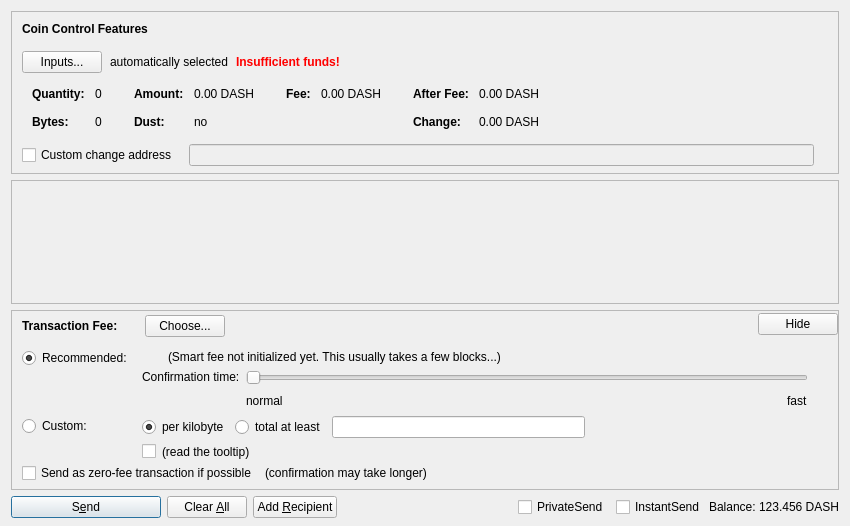
The window that src/qt/forms/sendcoinsdialog.ui (BitcoinFlash/BitcoinFlash) describes before a commit, drawn with Qt 5.
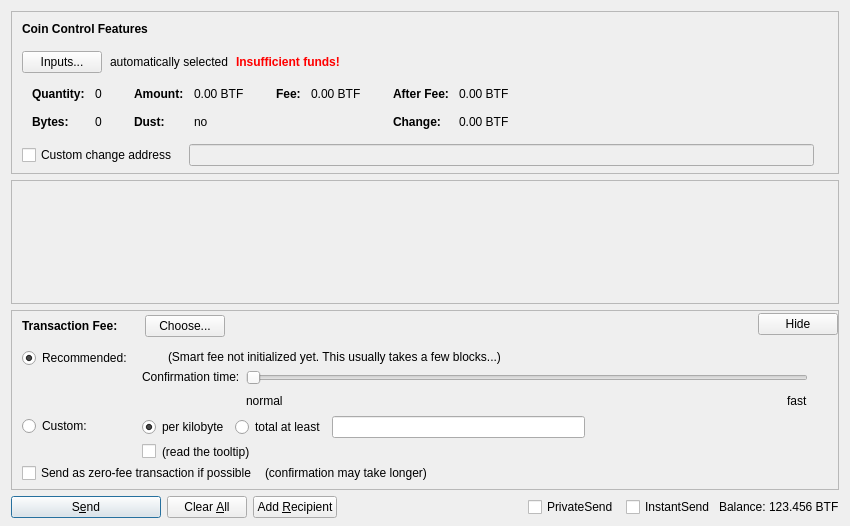
The same window after the commit. Custom widgets are drawn as their Qt base class.

What changed in the file:
```diff
--- a/src/qt/forms/sendcoinsdialog.ui
+++ b/src/qt/forms/sendcoinsdialog.ui
@@ -324,7 +324,7 @@
                   <enum>Qt::ActionsContextMenu</enum>
                  </property>
                  <property name="text">
-                  <string notr="true">0.00 DASH</string>
+                  <string notr="true">0.00 BTF</string>
                  </property>
                  <property name="textInteractionFlags">
                   <set>Qt::LinksAccessibleByMouse|Qt::TextSelectableByKeyboard|Qt::TextSelectableByMouse</set>
@@ -404,7 +404,7 @@
                   <enum>Qt::ActionsContextMenu</enum>
                  </property>
                  <property name="text">
-                  <string notr="true">0.00 DASH</string>
+                  <string notr="true">0.00 BTF</string>
                  </property>
                  <property name="textInteractionFlags">
                   <set>Qt::LinksAccessibleByMouse|Qt::TextSelectableByKeyboard|Qt::TextSelectableByMouse</set>
@@ -455,7 +455,7 @@
                   <enum>Qt::ActionsContextMenu</enum>
                  </property>
                  <property name="text">
-                  <string notr="true">0.00 DASH</string>
+                  <string notr="true">0.00 BTF</string>
                  </property>
                  <property name="textInteractionFlags">
                   <set>Qt::LinksAccessibleByMouse|Qt::TextSelectableByKeyboard|Qt::TextSelectableByMouse</set>
@@ -484,7 +484,7 @@
                   <enum>Qt::ActionsContextMenu</enum>
                  </property>
                  <property name="text">
-                  <string notr="true">0.00 DASH</string>
+                  <string notr="true">0.00 BTF</string>
                  </property>
                  <property name="textInteractionFlags">
                   <set>Qt::LinksAccessibleByMouse|Qt::TextSelectableByKeyboard|Qt::TextSelectableByMouse</set>
@@ -1337,7 +1337,7 @@
           <cursorShape>IBeamCursor</cursorShape>
          </property>
          <property name="text">
-          <string notr="true">123.456 DASH</string>
+          <string notr="true">123.456 BTF</string>
          </property>
          <property name="textInteractionFlags">
           <set>Qt::LinksAccessibleByMouse|Qt::TextSelectableByKeyboard|Qt::TextSelectableByMouse</set>
```
Left out of the diff: 4 changed lines with no effect on the pictures.
